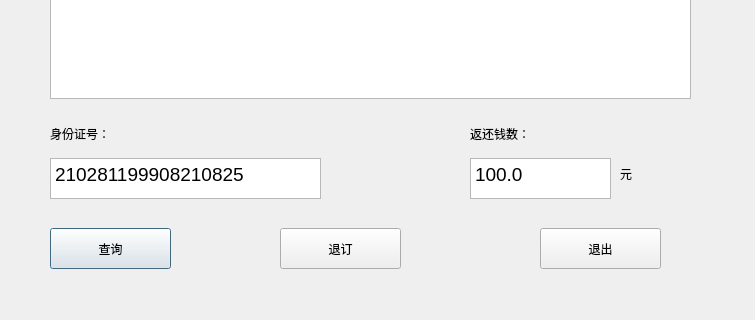
Above: RefundUI.ui from qiu-star/TicketManagementSystem before the change; both pictures show x 0 to 755 and y 262 to 582 of the 755 by 582 pixel window. Below: the same form after it.
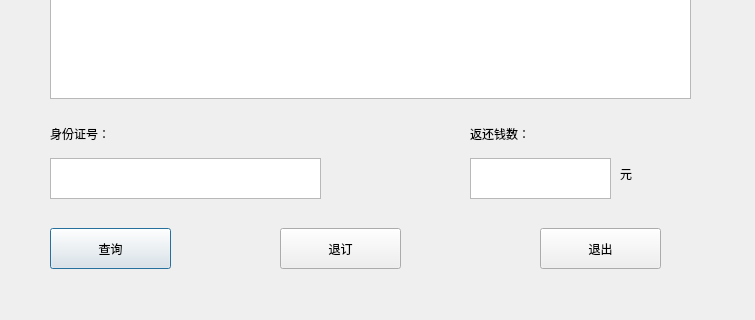
That is the form after the change.

Diff of the .ui file:
```diff
--- a/RefundUI.ui
+++ b/RefundUI.ui
@@ -81,7 +81,7 @@
 &lt;html&gt;&lt;head&gt;&lt;meta name=&quot;qrichtext&quot; content=&quot;1&quot; /&gt;&lt;style type=&quot;text/css&quot;&gt;
 p, li { white-space: pre-wrap; }
 &lt;/style&gt;&lt;/head&gt;&lt;body style=&quot; font-family:'微软雅黑'; font-size:14pt; font-weight:400; font-style:normal;&quot;&gt;
-&lt;p style=&quot; margin-top:0px; margin-bottom:0px; margin-left:0px; margin-right:0px; -qt-block-indent:0; text-indent:0px;&quot;&gt;210281199908210825&lt;/p&gt;&lt;/body&gt;&lt;/html&gt;</string>
+&lt;p style=&quot;-qt-paragraph-type:empty; margin-top:0px; margin-bottom:0px; margin-left:0px; margin-right:0px; -qt-block-indent:0; text-indent:0px;&quot;&gt;&lt;br /&gt;&lt;/p&gt;&lt;/body&gt;&lt;/html&gt;</string>
    </property>
   </widget>
   <widget class="QPushButton" name="pushButton">
@@ -174,7 +174,7 @@
 &lt;html&gt;&lt;head&gt;&lt;meta name=&quot;qrichtext&quot; content=&quot;1&quot; /&gt;&lt;style type=&quot;text/css&quot;&gt;
 p, li { white-space: pre-wrap; }
 &lt;/style&gt;&lt;/head&gt;&lt;body style=&quot; font-family:'微软雅黑'; font-size:14pt; font-weight:400; font-style:normal;&quot;&gt;
-&lt;p style=&quot; margin-top:0px; margin-bottom:0px; margin-left:0px; margin-right:0px; -qt-block-indent:0; text-indent:0px;&quot;&gt;100.0&lt;/p&gt;&lt;/body&gt;&lt;/html&gt;</string>
+&lt;p style=&quot;-qt-paragraph-type:empty; margin-top:0px; margin-bottom:0px; margin-left:0px; margin-right:0px; -qt-block-indent:0; text-indent:0px;&quot;&gt;&lt;br /&gt;&lt;/p&gt;&lt;/body&gt;&lt;/html&gt;</string>
    </property>
   </widget>
   <widget class="QLabel" name="label_3">
```
Left out of the diff: 4 changed lines with no effect on the pictures.
